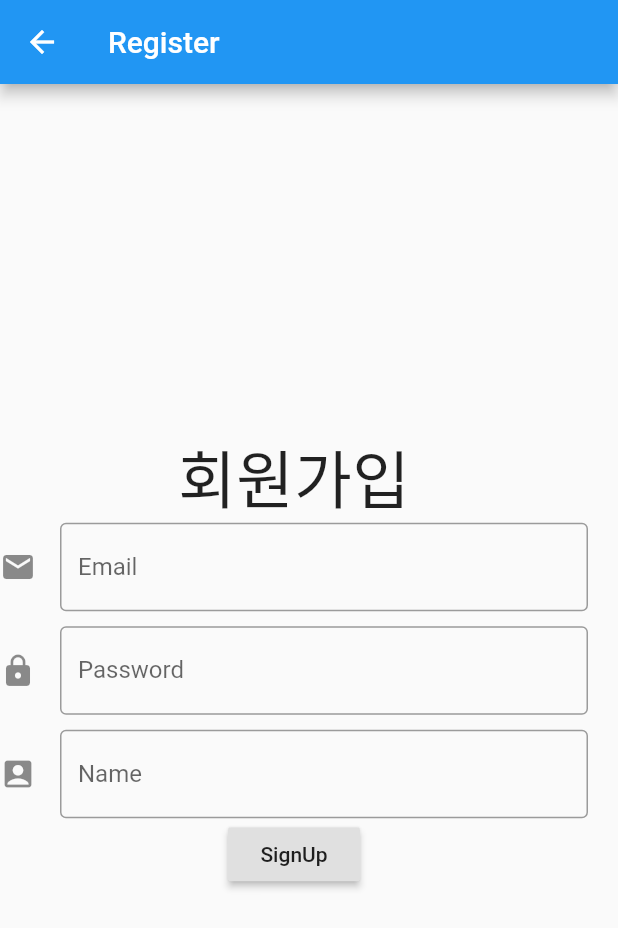
After one commit to wogus3602/Login-Logout-Flutter-, a Flutter app: the screen it shows after launch, after a tap on "Create an Account", on a phone screen of 412 x 824 dp. The commit adds this screen. Shown: the top 928 px of the screen. Run offline on Flutter 3.47's test engine with Material 2 defaults, Android fonts, the phone set to English and light mode, and no system bars; our stand-ins replace bloc, equatable, flutter_bloc, shared_preferences; network calls fail.

Commit message:
회원가입 구현

```diff
--- a/lib/main.dart
+++ b/lib/main.dart
@@ -28,24 +28,43 @@ class SimpleBlocDelegate extends BlocDelegate {
   }
 }
 
+//void main() {
+//  BlocSupervisor.delegate = SimpleBlocDelegate();
+//  final userRepository = UserRepository();
+//  runApp(
+//    BlocProvider<AuthenticationBloc>(
+//      builder: (context) {
+//        return AuthenticationBloc(userRepository: userRepository)
+//          ..add(AppStarted());
+//      },
+//      child: App(userRepository: userRepository),
+//    ),
+//  );
+//}
+
 void main() {
+  WidgetsFlutterBinding.ensureInitialized();
   BlocSupervisor.delegate = SimpleBlocDelegate();
-  final userRepository = UserRepository();
+  final UserRepository userRepository = UserRepository();
   runApp(
-    BlocProvider<AuthenticationBloc>(
-      builder: (context) {
-        return AuthenticationBloc(userRepository: userRepository)
-          ..add(AppStarted());
-      },
+    BlocProvider(
+      builder: (context) =>
+      AuthenticationBloc(userRepository: userRepository)..add(AppStarted()),
       child: App(userRepository: userRepository),
     ),
   );
 }
 
-class App extends StatelessWidget {
+class App extends StatefulWidget {
   final UserRepository userRepository;
 
-  App({Key key, @required this.userRepository}) : super(key: key);
+  App({Key key, @required this.userRepository}) : super(key:key);
+  @override
+  State<App> createState() => _AppState();
+}
+
+class _AppState extends State<App> {
+  UserRepository get _userRepository => widget.userRepository;
 
   @override
   Widget build(BuildContext context) {
@@ -56,11 +75,39 @@ class App extends StatelessWidget {
             return HomePage();
           }
           if (state is Unauthenticated) {
-            return LoginPage(userRepository: userRepository);
+            return LoginPage(userRepository: widget.userRepository);
           }
+
           return SplashPage();
         },
       ),
     );
   }
 }
+
+//
+//class App extends StatelessWidget {
+//  final UserRepository _userRepository;
+//
+//  App({Key key, @required UserRepository userRepository})
+//      : assert(userRepository != null),
+//        _userRepository = userRepository,
+//        super(key: key);
+//
+//  @override
+//  Widget build(BuildContext context) {
+//    return MaterialApp(
+//      home: BlocBuilder<AuthenticationBloc, AuthenticationState>(
+//        builder: (context, state) {
+//          if (state is Authenticated) {
+//            return HomePage();
+//          }
+//          if (state is Unauthenticated) {
+//            return LoginPage(userRepository: _userRepository);
+//          }
+//          return SplashPage();
+//        },
+//      ),
+//    );
+//  }
+//}
--- /dev/null
+++ b/lib/page/login/create_account_button.dart
@@ -0,0 +1,29 @@
+import 'package:flutter/material.dart';
+import 'package:flutter_app/page/register/register.dart';
+import 'package:flutter_app/page/register/register_page.dart';
+import 'package:flutter_app/user_repository.dart';
+
+class CreateAccountButton extends StatelessWidget {
+  final UserRepository _userRepository;
+
+  CreateAccountButton({Key key, @required UserRepository userRepository})
+      : assert(userRepository != null),
+        _userRepository = userRepository,
+        super(key: key);
+
+  @override
+  Widget build(BuildContext context) {
+    return FlatButton(
+      child: Text(
+        'Create an Account',
+      ),
+      onPressed: () {
+        Navigator.of(context).push(
+          MaterialPageRoute(builder: (context) {
+            return RegisterPage(userRepository: _userRepository);
+          }),
+        );
+      },
+    );
+  }
+}
--- /dev/null
+++ b/lib/page/register/register.dart
@@ -0,0 +1,4 @@
+export 'register_bloc.dart';
+export 'register_event.dart';
+export 'register_form.dart';
+export 'register_state.dart';
--- /dev/null
+++ b/lib/page/register/register_bloc.dart
@@ -0,0 +1,38 @@
+import 'dart:async';
+import 'package:flutter_app/authentication/authentication.dart';
+import 'package:meta/meta.dart';
+import 'package:bloc/bloc.dart';
+import '../../user_repository.dart';
+import 'register.dart';
+class RegisterBloc extends Bloc<RegisterEvent, RegisterState> {
+  final UserRepository _userRepository;
+
+  RegisterBloc({
+    @required UserRepository userRepository,
+  })  : assert(userRepository != null),
+        _userRepository = userRepository;
+
+  @override
+  RegisterState get initialState => RegisterInitial();
+
+  @override
+  Stream<RegisterState> mapEventToState(RegisterEvent event) async* {
+    if (event is RegisterButtonPressed) {
+      yield RegisterLoading();
+
+      try {
+        final success = await _userRepository.signUp(
+          id: event.id,
+          password: event.password,
+          name: event.name,
+        );
+        yield RegisterInitial();
+        if(success) yield RegisterSuccess();
+        else yield RegisterFailure();
+      } catch (error) {
+        yield RegisterFailure();
+      }
+    }
+  }
+
+}
--- /dev/null
+++ b/lib/page/register/register_event.dart
@@ -0,0 +1,25 @@
+import 'package:equatable/equatable.dart';
+import 'package:meta/meta.dart';
+
+abstract class RegisterEvent extends Equatable {
+  const RegisterEvent();
+}
+
+class RegisterButtonPressed extends RegisterEvent {
+  final String id;
+  final String password;
+  final String name;
+
+  const RegisterButtonPressed({
+    @required this.id,
+    @required this.password,
+    @required this.name,
+  });
+
+  @override
+  List<Object> get props => [id, password,name];
+
+  @override
+  String toString() =>
+      'SignUpButtonPressed { id: $id, password: $password,name: $name  }';
+}
--- /dev/null
+++ b/lib/page/register/register_form.dart
@@ -0,0 +1,125 @@
+import 'package:flutter/material.dart';
+import 'package:flutter_app/page/register/register.dart';
+import 'package:flutter_bloc/flutter_bloc.dart';
+
+class RegisterForm extends StatefulWidget {
+//  final UserRepository _userRepository;
+//  LoginForm({Key key, @required UserRepository userRepository})
+//      : assert(userRepository != null),
+//        _userRepository = userRepository,
+//        super(key: key);
+  @override
+  State<RegisterForm> createState() => _RegisterFormState();
+}
+
+bool isRegisterButtonEnabled(RegisterState state) {
+  if(state is RegisterFailure){
+    return false;
+  }else if(state is RegisterLoading){
+    return true;
+  }
+}
+
+class _RegisterFormState extends State<RegisterForm> {
+  final TextEditingController _emailController = TextEditingController();
+  final TextEditingController _passwordController = TextEditingController();
+  final TextEditingController _nameController = TextEditingController();
+
+
+  @override
+  Widget build(BuildContext context) {
+    final Size size = MediaQuery.of(context).size;
+
+    _onSingUpButtonPressed() {
+      BlocProvider.of<RegisterBloc>(context).add(
+        RegisterButtonPressed(
+          id: _emailController.text,
+          password: _passwordController.text,
+          name: _nameController.text,
+        ),
+      );
+    }
+    return BlocListener<RegisterBloc, RegisterState>(
+      listener: (context, state) {
+        if (state is RegisterFailure) {
+          Scaffold.of(context).showSnackBar(
+            SnackBar(
+              content: Text('Registration Failure'),
+              backgroundColor: Colors.red,
+            ),
+          );
+        }
+        if (state is RegisterSuccess) {
+          Navigator.pop(context);
+        }
+      },
+      child: BlocBuilder<RegisterBloc, RegisterState>(
+        builder: (context, state) {
+          return Scaffold(
+              resizeToAvoidBottomPadding: false,
+            body: Stack(
+              children: <Widget>[
+                 Padding(
+                  padding: const EdgeInsets.only(right: 20),
+                  child: Column(
+                    mainAxisAlignment: MainAxisAlignment.center,
+                    children: <Widget>[
+                      Text("회원가입", textScaleFactor: 3 ),
+                      TextFormField(
+                        controller: _emailController,
+                        decoration: InputDecoration(
+                          icon: Icon(Icons.email),
+                          border: OutlineInputBorder(),
+                          labelText: 'Email',
+                        ),
+                        autocorrect: false,
+                        autovalidate: true,
+                        validator: (_) {
+                          //eturn !state.isEmailValid ? 'Invalid Email' : null;
+                        },
+                      ),
+                      Padding(padding: EdgeInsets.only(top: 10),),
+                      TextFormField(
+                        controller: _passwordController,
+                        decoration: InputDecoration(
+                          icon: Icon(Icons.lock),
+                          border: OutlineInputBorder(),
+                          labelText: 'Password',
+                        ),
+                        obscureText: true,
+                        autocorrect: false,
+                        autovalidate: true,
+                        validator: (_) {
+                          //return !state.isPasswordValid ? 'Invalid Password' : null;
+                        },
+                      ),
+                      Padding(padding: EdgeInsets.only(top: 10),),
+                      TextFormField(
+                        controller: _nameController,
+                        decoration: InputDecoration(
+                          icon: Icon(Icons.account_box),
+                          border: OutlineInputBorder(),
+                          hintText: "Enter Name",
+                          labelText: "Name",
+                        ),
+                      ),
+                      RaisedButton(
+                        onPressed:
+                        state is! RegisterLoading
+                            ? _onSingUpButtonPressed
+                            : null,
+                        child: Text('SignUp'),
+
+                      ),
+                    ],
+                  ),
+                ),
+              ],
+            ),
+          );
+        },
+      ),
+    );
+
+  }
+}
--- /dev/null
+++ b/lib/page/register/register_page.dart
@@ -0,0 +1,30 @@
+import 'package:flutter/material.dart';
+import 'package:flutter_app/authentication/authentication.dart';
+import 'package:flutter_app/page/register/register.dart';
+import 'package:flutter_app/user_repository.dart';
+import 'package:flutter_bloc/flutter_bloc.dart';
+
+import 'register_form.dart';
+
+
+class RegisterPage extends StatelessWidget {
+  final UserRepository _userRepository;
+
+  RegisterPage({Key key, @required UserRepository userRepository})
+      : assert(userRepository != null),
+        _userRepository = userRepository,
+        super(key: key);
+
+  @override
+  Widget build(BuildContext context) {
+    return Scaffold(
+      appBar: AppBar(title: Text('Register')),
+      body: Center(
+        child: BlocProvider<RegisterBloc>(
+          builder: (context) => RegisterBloc(userRepository: _userRepository),
+          child: RegisterForm(),
+        ),
+      ),
+    );
+  }
+}
--- /dev/null
+++ b/lib/page/register/register_state.dart
@@ -0,0 +1,16 @@
+import 'package:equatable/equatable.dart';
+
+abstract class RegisterState extends Equatable {
+  const RegisterState();
+
+  @override
+  List<Object> get props => [];
+}
+
+class RegisterInitial extends RegisterState {}
+
+class RegisterLoading extends RegisterState {}
+
+class RegisterFailure extends RegisterState {}
+
+class RegisterSuccess extends RegisterState {}
--- a/lib/user_repository.dart
+++ b/lib/user_repository.dart
@@ -8,11 +8,13 @@ class UserRepository {
 
   static const String root = "http://220.79.163.186:8080/v1";
   static const String SIGNIN_URL = root + "/signin";
+  static const String SIGNUP_URL  = root + "/signup";
   static const String USER_URL  = root + "/user?lang=ko";
   final String _Token =
       "eyJhbGciOiJIUzI1NiJ9.eyJzdWIiOiJ3b2d1czM2MDJAbmF2ZXIuY29tIiwicm9sZXMiOlsiUk9MRV9VU0VSIl0sImlhdCI6MTU3MTU0NDcwOSwiZXhwIjoxNTcxNTQ4MzA5fQ.-G7QgwvxKMQ2JXvOJ6jcxjcFZEf_XKds4FU1QZAg8Sw";
   var dejson;
   SharedPreferences prefs;
+
 
   Future<String> authenticate({
     @required String username,
@@ -24,6 +26,18 @@ class UserRepository {
     prefs= await SharedPreferences.getInstance();
     prefs.setBool('islogin', dejson['success']);
     return dejson['data'];
+  }
+
+  Future<bool> signUp({
+    @required String id,
+    @required String password,
+    @required String name,
+  }) async {
+    final response = await http
+        .post(SIGNUP_URL, body: {'id': id, 'password': password ,'name':name});
+    dejson = json.decode(response.body);
+
+    return dejson['success'];
   }
 
   Future<void> deleteToken() async {
```
Also changed, not shown: lib/page/login/login_bloc.dart (+5 -7 lines), lib/page/login/login_form.dart (+11 -12 lines), lib/page/login/login_page.dart (+5 -4 lines), lib/page/login/register.dart (deleted, +0 -24 lines), lib/page/register_page.dart (deleted, +0 -60 lines), 1 other file.
